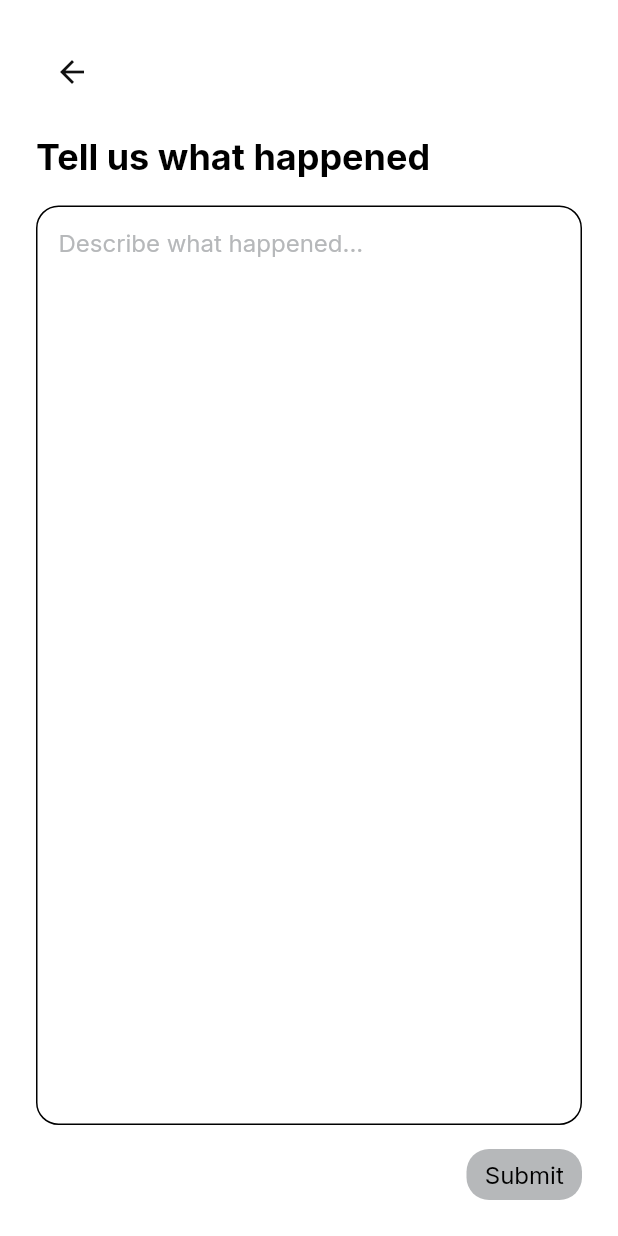
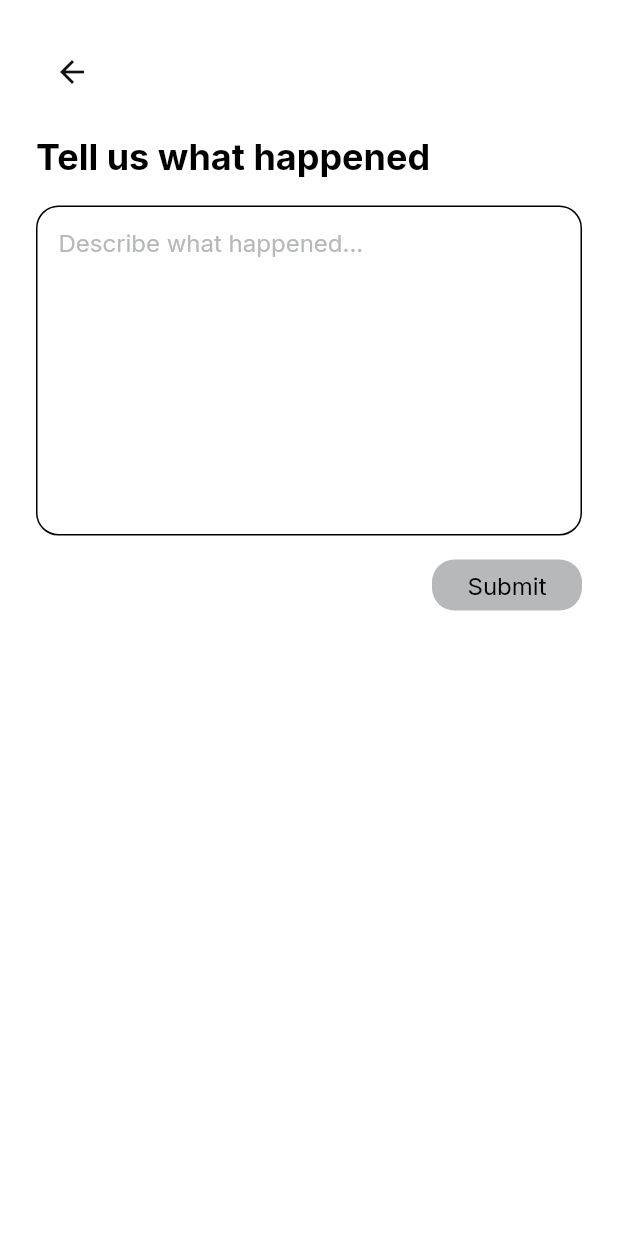
Before and after one commit to kuzmin2021/Nearsy, a Flutter app: the ReportUserPageWidget screen opened directly with empty values, on a phone screen of 412 x 824 dp. Run offline on Flutter 3.47's test engine with Material 3 defaults, Android fonts, the phone set to English and light mode, and no system bars; our stand-ins replace auto_size_text, cached_network_image, dropdown_button2, easy_debounce, emoji_picker_flutter, equatable and 13 more; missing offline and left inert: json_path, mime_type; accounts and stored records are empty.

Commit message:
Fix Report page: limit field height, fix submit, block+delete chat after report
- Remove Expanded wrapper, set maxLines: 10 to prevent full-screen stretch
- Add reason: 'user_report' to reports INSERT (fix NOT NULL violation)
- After report submit: block user, delete conversation, delete match
- Add enabledBorder/focusedBorder: InputBorder.none (remove yellow underlines)
- Widen Submit button to 100px and fix debugPrint in catch block
- Add mounted checks before state updates

```diff
--- a/lib/report_user_page/report_user_page_widget.dart
+++ b/lib/report_user_page/report_user_page_widget.dart
@@ -5,6 +5,7 @@ import '/auth/supabase_auth/auth_util.dart';
 import '/floter/floter_icon_button.dart';
 import '/floter/floter_theme.dart';
 import '/floter/floter_util.dart';
+import '/services/chat_service.dart';
 import '/services/report_service.dart';
 import 'report_user_page_model.dart';
 
@@ -64,6 +65,10 @@ class _ReportUserPageWidgetState extends State<ReportUserPageWidget> {
         details: details,
       );
       _showThankYouDialog();
+      final chatService = ChatService();
+      await chatService.blockUser(reporterId, widget.reportedUserId);
+      await chatService.deleteConversation(widget.conversationId);
+      await chatService.deleteMatch(reporterId, widget.reportedUserId);
     } catch (_) {}
     _isSubmitting = false;
     safeSetState(() {});
@@ -103,7 +108,7 @@ class _ReportUserPageWidgetState extends State<ReportUserPageWidget> {
                     context.pop(); // go back to chats
                   },
                   child: Container(
-                    width: 77,
+                    width: 100,
                     height: 34,
                     decoration: BoxDecoration(
                       color: const Color(0xFFB6B8BA),
@@ -166,8 +171,7 @@ class _ReportUserPageWidgetState extends State<ReportUserPageWidget> {
                   ),
                 ),
                 const SizedBox(height: 18),
-                Expanded(
-                  child: Container(
+                Container(
                     decoration: BoxDecoration(
                       borderRadius: BorderRadius.circular(15),
                       border: Border.all(color: Colors.black, width: 1),
@@ -176,16 +180,15 @@ class _ReportUserPageWidgetState extends State<ReportUserPageWidget> {
                       padding: const EdgeInsets.all(14),
                       child: TextFormField(
                         controller: _model.descriptionController,
-                        maxLines: null,
-                        expands: true,
-                        textAlignVertical: TextAlignVertical.top,
+                        maxLines: 10,
+                                                textAlignVertical: TextAlignVertical.top,
                         style: GoogleFonts.inter(
                           fontSize: 16,
                           fontWeight: FontWeight.w400,
                           color: Colors.black,
                         ),
                         decoration: InputDecoration(
-                          border: InputBorder.none,
+                          border: InputBorder.none, enabledBorder: InputBorder.none, focusedBorder: InputBorder.none,
                           hintText: AppLabels.of(context)
                               .get('report_user.description_hint'),
                           hintStyle: GoogleFonts.inter(
@@ -197,7 +200,6 @@ class _ReportUserPageWidgetState extends State<ReportUserPageWidget> {
                         ),
                       ),
                     ),
-                  ),
                 ),
                 const SizedBox(height: 16),
                 Align(
@@ -205,7 +207,7 @@ class _ReportUserPageWidgetState extends State<ReportUserPageWidget> {
                   child: GestureDetector(
                     onTap: _isSubmitting ? null : _submitReport,
                     child: Container(
-                      width: 77,
+                      width: 100,
                       height: 34,
                       decoration: BoxDecoration(
                         color: const Color(0xFFB6B8BA),
--- a/lib/services/report_service.dart
+++ b/lib/services/report_service.dart
@@ -12,6 +12,7 @@ class ReportService {
       'reported': reportedId,
       'conversation_id': conversationId,
       'details': details,
+      'reason': 'user_report',
       'status': 'pending',
     });
   }
```
